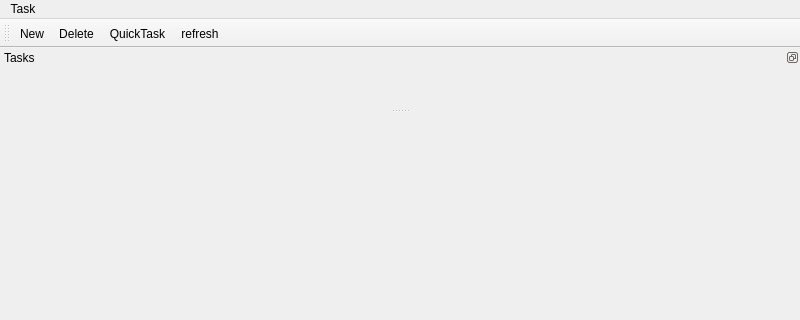
Qt form qtMushi/qtMushi/taskmanagerwindow.ui (JWambaugh/mushi) before a commit; both pictures show x 0 to 800 and y 0 to 320 of the 800 by 600 pixel window.
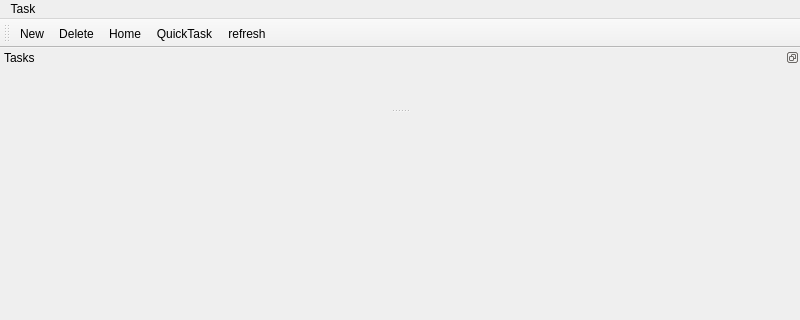
The same form after that commit. Icons and pictures are not drawn.

Patch:
```diff
--- a/qtMushi/qtMushi/taskmanagerwindow.ui
+++ b/qtMushi/qtMushi/taskmanagerwindow.ui
@@ -78,6 +78,7 @@
    </attribute>
    <addaction name="actionNew"/>
    <addaction name="actionDelete"/>
+   <addaction name="actionHome"/>
    <addaction name="actionQuickTaskCreator"/>
    <addaction name="actionRefresh"/>
   </widget>
@@ -120,6 +121,15 @@
     <string>refresh</string>
    </property>
   </action>
+  <action name="actionHome">
+   <property name="icon">
+    <iconset>
+     <normaloff>:/images/mode_Output.png</normaloff>:/images/mode_Output.png</iconset>
+   </property>
+   <property name="text">
+    <string>Home</string>
+   </property>
+  </action>
  </widget>
  <resources>
   <include location="attach.qrc"/>
```
Left out of the diff: 14 changed lines with no effect on the pictures.
